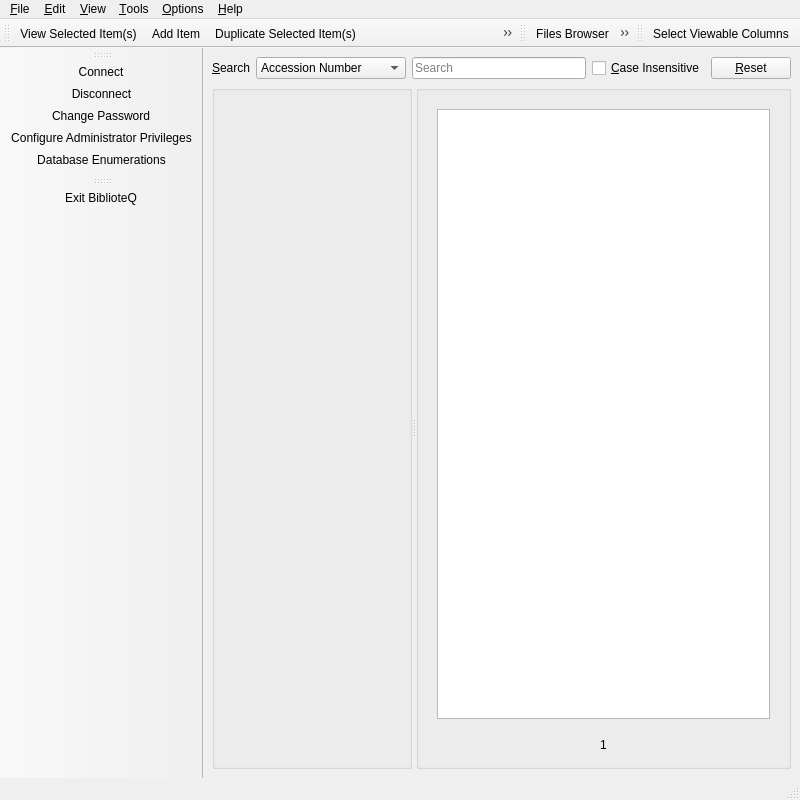
Old version of the form UI/biblioteq_mainwindow.ui in the repository FlorianKleemiss/biblioteq.
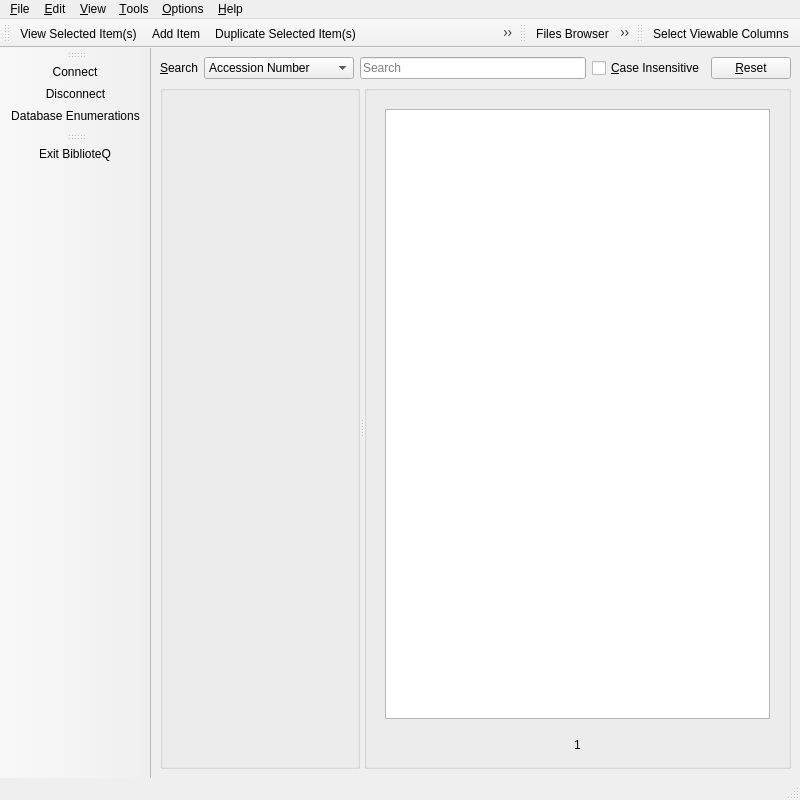
New version of the form. Icons and pictures are not drawn. Custom widgets are drawn as their Qt base class.

What changed in the file:
```diff
--- a/UI/biblioteq_mainwindow.ui
+++ b/UI/biblioteq_mainwindow.ui
@@ -125,7 +125,7 @@
           <x>0</x>
           <y>0</y>
           <width>200</width>
-          <height>345</height>
+          <height>348</height>
          </rect>
         </property>
         <layout class="QVBoxLayout" name="verticalLayout_7">
@@ -604,8 +604,6 @@
    </attribute>
    <addaction name="connectTool"/>
    <addaction name="disconnectTool"/>
-   <addaction name="actionChangePassword"/>
-   <addaction name="actionConfigureAdministratorPrivileges"/>
    <addaction name="actionDatabase_Enumerations"/>
   </widget>
   <widget class="QToolBar" name="toolBar_2">
@@ -987,18 +985,6 @@
     <string>Exit BiblioteQ</string>
    </property>
   </action>
-  <action name="actionChangePassword">
-   <property name="icon">
-    <iconset resource="../Icons/icons.qrc">
-     <normaloff>:/32x32/password.png</normaloff>:/32x32/password.png</iconset>
-   </property>
-   <property name="text">
-    <string>Change Password</string>
-   </property>
-   <property name="toolTip">
-    <string>Change Password (PostgreSQL)</string>
-   </property>
-  </action>
   <action name="actionPreserveGeometry">
    <property name="checkable">
     <bool>true</bool>
@@ -1018,18 +1004,6 @@
     <string>Automatically Save Settings on E&amp;xit</string>
    </property>
   </action>
-  <action name="actionConfigureAdministratorPrivileges">
-   <property name="icon">
-    <iconset resource="../Icons/icons.qrc">
-     <normaloff>:/32x32/identity.png</normaloff>:/32x32/identity.png</iconset>
-   </property>
-   <property name="text">
-    <string>Configure Administrator Privileges</string>
-   </property>
-   <property name="toolTip">
-    <string>Configure Administrator Privileges (PostgreSQL)</string>
-   </property>
-  </action>
   <action name="actionPopulate_Administrator_Browser_Table_on_Display">
    <property name="checkable">
     <bool>true</bool>
```
Left out of the diff: 2 changed lines with no effect on the pictures.
